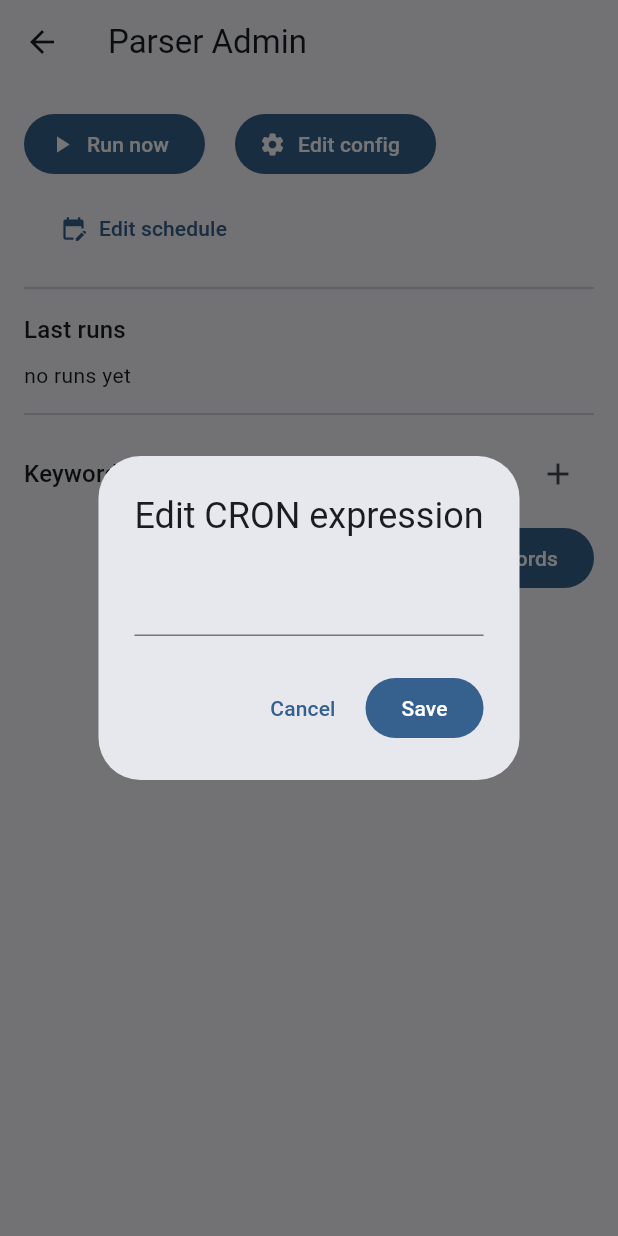
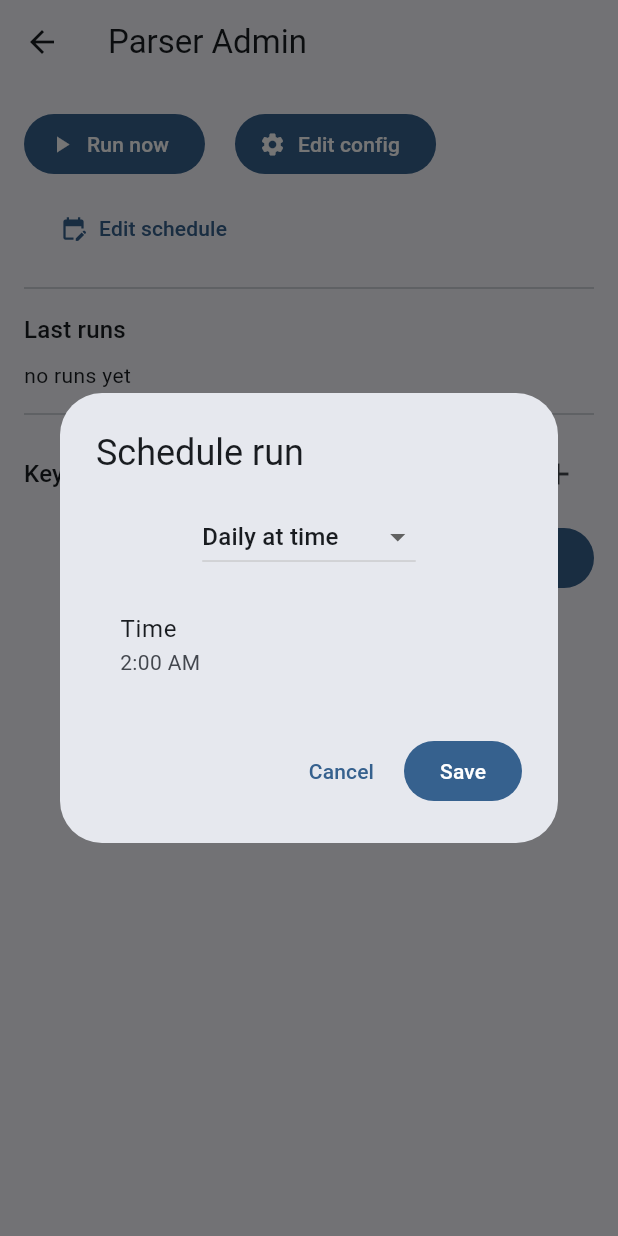
Before and after one commit to goodven152/tender_parser_app, a Flutter app: the HomePage screen opened directly, after a tap on "Edit schedule", on a phone screen of 412 x 824 dp. Run offline on Flutter 3.47's test engine with Material 3 defaults, Android fonts, the phone set to English and light mode, and no system bars; network calls fail.

Commit message:
Add cron expression editor dialog in cron_editor.dart and integrate it into main.dart for improved cron job scheduling functionality.

```diff
--- /dev/null
+++ b/frontend/admin/lib/cron_editor.dart
@@ -0,0 +1,162 @@
+import 'package:flutter/material.dart';
+
+/// Returns cron expression chosen by user or null if canceled.
+Future<String?> showCronEditor(BuildContext context, {required String initial}) {
+  return showDialog<String>(
+    context: context,
+    builder: (_) => _CronDialog(initial: initial),
+  );
+}
+
+class _CronDialog extends StatefulWidget {
+  const _CronDialog({required this.initial});
+  final String initial;
+  @override
+  State<_CronDialog> createState() => _CronDialogState();
+}
+
+enum _Freq { minutes, hours, daily, weekly, monthly, custom }
+
+class _CronDialogState extends State<_CronDialog> {
+  _Freq _freq = _Freq.daily;
+  int _nMin = 5;
+  int _nHour = 1;
+  TimeOfDay _time = const TimeOfDay(hour: 2, minute: 0);
+  int _weekday = 1; // Monday 1-7
+  int _monthDay = 1;
+  String _custom = '';
+
+  @override
+  void initState() {
+    super.initState();
+    _custom = widget.initial;
+  }
+
+  @override
+  Widget build(BuildContext context) => AlertDialog(
+        title: const Text('Schedule run'),
+        content: SizedBox(
+          width: 300,
+          child: Column(
+            mainAxisSize: MainAxisSize.min,
+            children: [
+              DropdownButton<_Freq>(
+                value: _freq,
+                onChanged: (v) => setState(() => _freq = v!),
+                items: const [
+                  DropdownMenuItem(value: _Freq.minutes, child: Text('Every N minutes')),
+                  DropdownMenuItem(value: _Freq.hours, child: Text('Every N hours')),
+                  DropdownMenuItem(value: _Freq.daily, child: Text('Daily at time')),
+                  DropdownMenuItem(value: _Freq.weekly, child: Text('Weekly')),
+                  DropdownMenuItem(value: _Freq.monthly, child: Text('Monthly')),
+                  DropdownMenuItem(value: _Freq.custom, child: Text('Custom cron')),
+                ],
+              ),
+              const SizedBox(height: 12),
+              if (_freq == _Freq.minutes)
+                Row(children: [
+                  const Text('Every'),
+                  const SizedBox(width: 8),
+                  Expanded(
+                    child: TextFormField(
+                      initialValue: '$_nMin',
+                      keyboardType: TextInputType.number,
+                      onChanged: (v) => _nMin = int.tryParse(v) ?? _nMin,
+                    ),
+                  ),
+                  const SizedBox(width: 8),
+                  const Text('minutes'),
+                ]),
+              if (_freq == _Freq.hours)
+                Row(children: [
+                  const Text('Every'),
+                  const SizedBox(width: 8),
+                  Expanded(
+                    child: TextFormField(
+                      initialValue: '$_nHour',
+                      keyboardType: TextInputType.number,
+                      onChanged: (v) => _nHour = int.tryParse(v) ?? _nHour,
+                    ),
+                  ),
+                  const SizedBox(width: 8),
+                  const Text('hours'),
+                ]),
+              if (_freq == _Freq.daily)
+                ListTile(
+                  title: const Text('Time'),
+                  subtitle: Text(_time.format(context)),
+                  onTap: () async {
+                    final t = await showTimePicker(context: context, initialTime: _time);
+                    if (t != null) setState(() => _time = t);
+                  },
+                ),
+              if (_freq == _Freq.weekly) ...[
+                DropdownButton<int>(
+                  value: _weekday,
+                  onChanged: (v) => setState(() => _weekday = v!),
+                  items: List.generate(7, (i) => DropdownMenuItem(value: i + 1, child: Text(['Mon','Tue','Wed','Thu','Fri','Sat','Sun'][i]))),
+                ),
+                ListTile(
+                  title: const Text('Time'),
+                  subtitle: Text(_time.format(context)),
+                  onTap: () async {
+                    final t = await showTimePicker(context: context, initialTime: _time);
+                    if (t != null) setState(() => _time = t);
+                  },
+                ),
+              ],
+              if (_freq == _Freq.monthly) ...[
+                Row(children: [
+                  const Text('Day'),
+                  const SizedBox(width: 8),
+                  Expanded(
+                    child: TextFormField(
+                      initialValue: '$_monthDay',
+                      keyboardType: TextInputType.number,
+                      onChanged: (v) => _monthDay = int.tryParse(v) ?? _monthDay,
+                    ),
+                  ),
+                ]),
+                ListTile(
+                  title: const Text('Time'),
+                  subtitle: Text(_time.format(context)),
+                  onTap: () async {
+                    final t = await showTimePicker(context: context, initialTime: _time);
+                    if (t != null) setState(() => _time = t);
+                  },
+                ),
+              ],
+              if (_freq == _Freq.custom)
+                TextField(
+                  controller: TextEditingController(text: _custom),
+                  onChanged: (v) => _custom = v,
+                ),
+            ],
+          ),
+        ),
+        actions: [
+          TextButton(onPressed: () => Navigator.pop(context), child: const Text('Cancel')),
+          FilledButton(
+            onPressed: () => Navigator.pop(context, _buildExpr()),
+            child: const Text('Save'),
+          ),
+        ],
+      );
+
+  String _buildExpr() {
+    switch (_freq) {
+      case _Freq.minutes:
+        return "*/$_nMin * * * *";
+      case _Freq.hours:
+        return "0 */$_nHour * * *";
+      case _Freq.daily:
+        return "${_time.minute} ${_time.hour} * * *";
+      case _Freq.weekly:
+        return "${_time.minute} ${_time.hour} * * $_weekday";
+      case _Freq.monthly:
+        return "${_time.minute} ${_time.hour} $_monthDay * *";
+      case _Freq.custom:
+        return _custom.trim();
+    }
+  }
+}
--- a/frontend/admin/lib/main.dart
+++ b/frontend/admin/lib/main.dart
@@ -4,6 +4,7 @@ import 'dart:convert';
 import 'package:flutter/material.dart';
 import 'package:http/http.dart' as http;
 import 'package:web_socket_channel/web_socket_channel.dart';
+import 'cron_editor.dart';
 
 /// Flutter-Web админка к парсеру GETenders.
 /// Покрывает API:
@@ -302,39 +303,20 @@ class _HomePageState extends State<HomePage> {
   }
 
   Future<void> _editCron() async {
-    final ctrl = TextEditingController(text: _cronStr);
-    final ok = await showDialog<bool>(
-      context: context,
-      builder:
-          (ctx) => AlertDialog(
-            title: const Text('Edit CRON expression'),
-            content: TextField(controller: ctrl),
-            actions: [
-              TextButton(
-                onPressed: () => Navigator.pop(ctx, false),
-                child: const Text('Cancel'),
-              ),
-              FilledButton(
-                onPressed: () => Navigator.pop(ctx, true),
-                child: const Text('Save'),
-              ),
-            ],
-          ),
-    );
-    if (ok == true) {
+    final expr = await showCronEditor(context, initial: _cronStr);
+    if (expr == null) return;
     final res = await http.put(
       _u('/schedule'),
       headers: {'Content-Type': 'application/json'},
-        body: json.encode({"cron": ctrl.text}),
+      body: json.encode({"cron": expr}),
     );
     if (res.statusCode == 200) {
       _fetchNextRun();
-        setState(() => _cronStr = ctrl.text);
+      setState(() => _cronStr = expr);
     } else {
       ScaffoldMessenger.of(
         context,
       ).showSnackBar(SnackBar(content: Text('Invalid cron: ${res.body}')));
-      }
     }
   }
 
```
Lines whose indentation alone changed are shown as unchanged.
